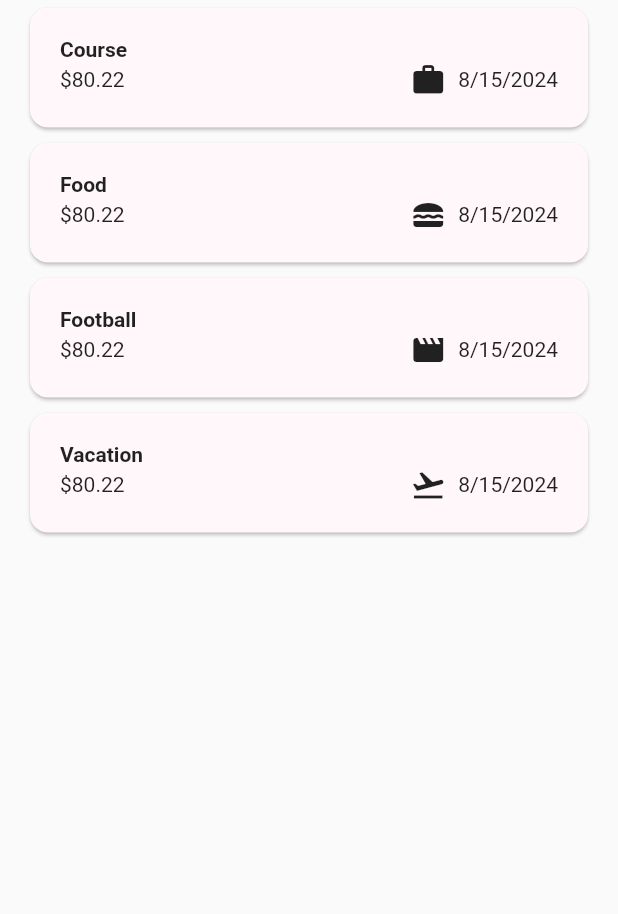
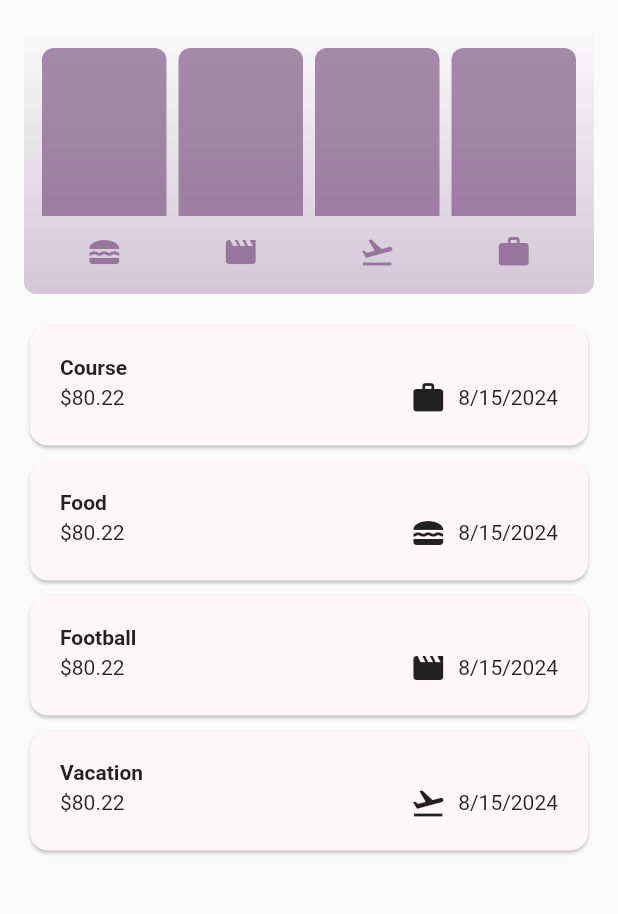
Before and after one commit to Owoeye1321/rocket-auto-app, a Flutter app: the Expenses screen opened directly, on a phone screen of 412 x 824 dp, the part 84-998 px from its top. Run offline on Flutter 3.47's test engine with Material 2 defaults, Android fonts, the phone set to English and light mode, and no system bars; our stand-ins replace google_fonts.

Commit message:
continueous development 〽️〽️

```diff
--- a/lib/data/expenses.dart
+++ b/lib/data/expenses.dart
@@ -1,4 +1,4 @@
-import '../models/expense_model.dart';
+import 'package:rocket_auth/models/expense_model.dart';
 
 List<Expense> dummyRegisteredExpense = [
   Expense(
--- a/lib/pages/expenses.dart
+++ b/lib/pages/expenses.dart
@@ -1,5 +1,5 @@
-import 'package:flutter/cupertino.dart';
 import 'package:flutter/material.dart';
+import 'package:rocket_auth/pages/chart/chart.dart';
 import 'package:rocket_auth/widgets/expenses_list.dart';
 import 'package:rocket_auth/widgets/new_expense.dart';
 import '../models/expense_model.dart';
@@ -83,6 +83,7 @@ class _Expenses extends State<Expenses> {
         ],
       ),
       body: Column(children: [
+        Chart(expenses: _registeredExpense),
         Expanded(
           child: ExpensesList(_removeExpense, expenses: _registeredExpense),
         )
--- a/lib/widgets/expense_item.dart
+++ b/lib/widgets/expense_item.dart
@@ -1,5 +1,4 @@
 import 'package:flutter/material.dart';
-import 'package:flutter/widgets.dart';
 
 import '../models/expense_model.dart';
 
```
Also changed, not shown: 1 other file.
